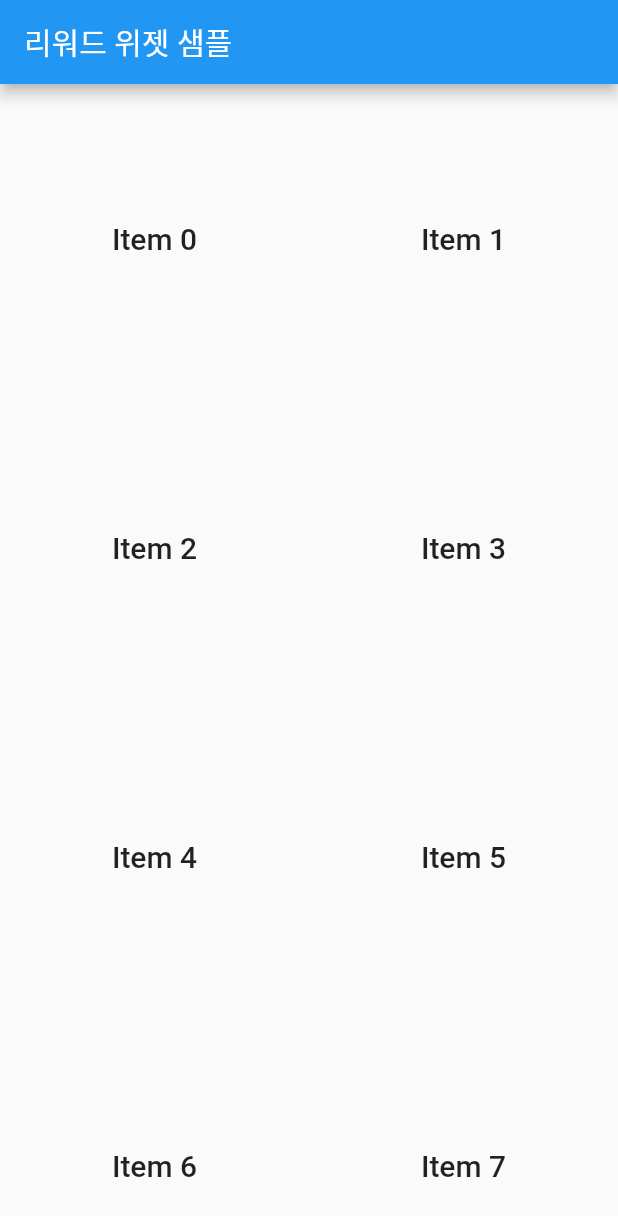
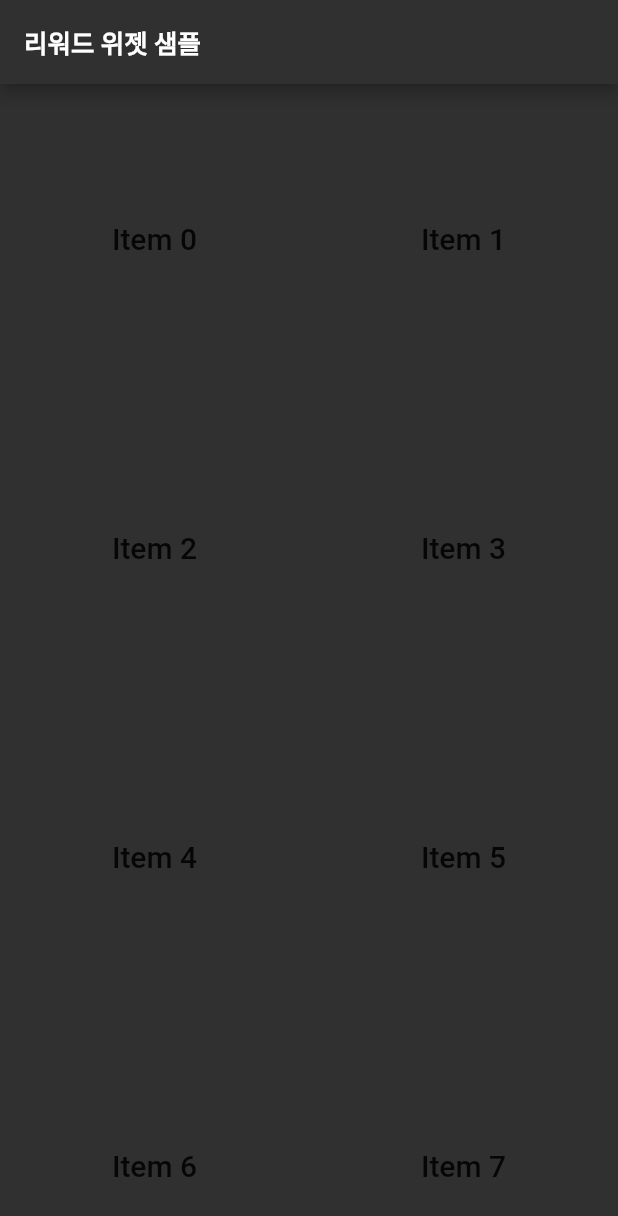
Before and after one commit to YuJunhee/CAPSTONE-DESIGN-TIMER-SW-DEVELOP, a Flutter app: the Reward screen opened directly, on a phone screen of 412 x 824 dp. Shown: the top 1216 px of the screen. Run offline on Flutter 3.47's test engine with Material 2 defaults, Android fonts, the phone set to English and light mode, and no system bars; our stand-ins replace table_calendar.

Commit message:
Setup AppBar

```diff
--- a/lib/ui/calendar/calendar.dart
+++ b/lib/ui/calendar/calendar.dart
@@ -25,6 +25,7 @@ class _CalendarState extends State<Calendar> {
           style: TextStyle(
             color: Colors.white,
             fontWeight: FontWeight.bold,
+            fontSize: 17.0,
           ),
         ),
         backgroundColor: Colors.grey[850],
--- a/lib/ui/rewards/reward.dart
+++ b/lib/ui/rewards/reward.dart
@@ -5,7 +5,17 @@ class Reward extends StatelessWidget {
   @override
   Widget build(BuildContext context) {
     return Scaffold(
-        appBar: AppBar(title: Text('리워드 위젯 샘플')),
+        backgroundColor: Colors.grey[850],
+        appBar: AppBar(
+          backgroundColor: Colors.grey[850],
+          title: Text(
+            '리워드 위젯 샘플',
+            style: TextStyle(
+              fontWeight: FontWeight.bold,
+              fontSize: 17.0,
+            ),
+          ),
+        ),
         body: GridView.count(
           crossAxisCount: 2,
           children: List.generate(
```
Also changed, not shown: lib/ui/setting/setting.dart (+7 -5 lines).
